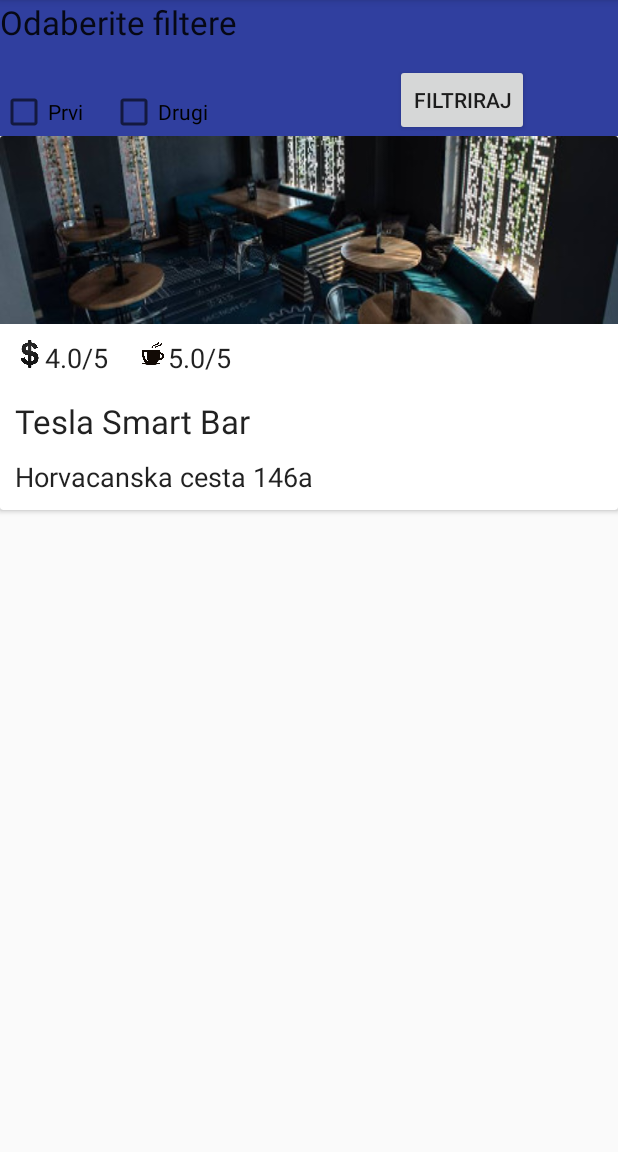
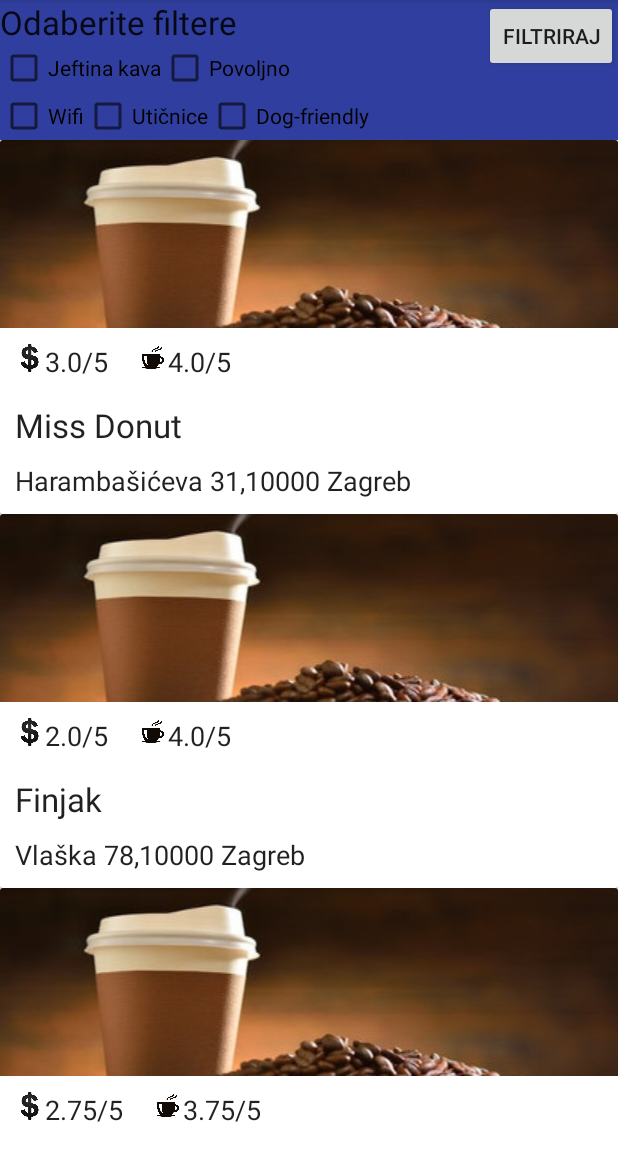
Before and after one commit to dzdrav/Android-kafici, an Android app: the screen it shows after launch (MainActivity), in the options menu, after a tap on "Filteri", on a phone screen of 412 x 824 dp, the part 84-1236 px from its top. Run offline under Robolectric (Android 15) with nearby library versions, the phone set to English and light mode, and no system bars.

Commit message:
KaficDetaljno dodan

```diff
--- /dev/null
+++ b/app/src/main/java/com/example/dzdrava/kafici/KaficDetaljno.java
@@ -0,0 +1,74 @@
+package com.example.dzdrava.kafici;
+
+/**
+ * Created by pemarti on 3/1/18.
+ */
+/*
+public static final String TABLE_NAME = "Kafici";
+        public static final String COLUMN_ID = "_Id";
+        public static final String COLUMN_NAZIV = "Naziv";
+        public static final String COLUMN_ADRESA = "Adresa";
+        public static final String COLUMN_BROJOCJENA = "BrojOcjena";
+        public static final String COLUMN_PROSJECNAGUZVA = "ProsjecnaGuzva";
+        public static final String COLUMN_OSVJETLJENJE = "Osvjetljenje";
+        public static final String COLUMN_RAZINABUKE = "RazinaBuke";
+        public static final String COLUMN_LJUBAZNOSTOSOBLJA = "LjubaznostOsoblja";
+        public static final String COLUMN_CIJENE = "Cijene";
+        public static final String COLUMN_KVALITETAKAVE = "KvalitetaKave";
+        public static final String COLUMN_UREDNOSTWC = "UrednostWC";
+        public static final String COLUMN_UDOBNOSTSTOLICA = "UdobnostStolica";
+        public static final String COLUMN_UKUPNAATMOSFERA = "UkupnaAtmosfera";
+        // odavde nadalje su tzv. tvrdnje tipa int (-1 ako nije def)
+        public static final String COLUMN_PROSTORZANEPUSACE = "ProstorZaNepusace";
+        public static final String COLUMN_DOZVOLJENOPUSENJE = "DozvoljenoPusenje";
+        public static final String COLUMN_WIFI = "Wifi";
+        public static final String COLUMN_DOZVOLJENIPSI = "DozvoljeniPsi";
+        public static final String COLUMN_UTICNICE = "Uticnice";
+ */
+class KaficDetaljno {
+    int dbId;
+    String name;
+    String adress;
+    int brojOcjena;
+    double guzva;
+    double osvjetljenje;
+    double buka;
+    double osoblje;
+    double cijena;
+    double kava;
+    double wc;
+    double stolice;
+    double atmosfera;
+
+    int nepusaci;
+    int pusenje;
+    int wifi;
+    int psi;
+    int uticnice;
+
+    int photoId;
+
+    KaficDetaljno(int dbId, String name, String adress, int brojOcjena, double guzva, double osvjetljenje,double buka,
+    double osoblje, double cijena,double kava,double wc, double stolice,double atmosfera, int nepusaci, int pusenje, int wifi,
+                  int psi,int uticnice,int photoId) {
+        this.dbId = dbId;
+        this.name = name;
+        this.adress = adress;
+        this.photoId = photoId;
+        this.brojOcjena=brojOcjena;
+        this.cijena=cijena;
+        this.kava=kava;
+        this.guzva=guzva;
+        this.osvjetljenje=osvjetljenje;
+        this.buka=buka;
+        this.osoblje=osoblje;
+        this.wc=wc;
+        this.stolice=stolice;
+        this.atmosfera=atmosfera;
+        this.nepusaci=nepusaci;
+        this.pusenje=pusenje;
+        this.wifi=wifi;
+        this.psi=psi;
+        this.uticnice=uticnice;
+    }
+}
--- a/app/src/main/java/com/example/dzdrava/kafici/MainActivity.java
+++ b/app/src/main/java/com/example/dzdrava/kafici/MainActivity.java
@@ -28,8 +28,11 @@
     private DBAdapter db = null;
 
     Button btn;
-    CheckBox chb1;
-    CheckBox chb2;
+    CheckBox kava;
+    CheckBox cijena;
+    CheckBox wifi;
+    CheckBox uticnice;
+    CheckBox psi;
 
     @Override
     protected void onCreate(Bundle savedInstanceState) {
@@ -50,9 +53,11 @@
         db.close();
 
         btn = (Button) findViewById(R.id.button2);
-        chb1 = (CheckBox) findViewById(R.id.checkBox1);
-        chb2 = (CheckBox) findViewById(R.id.checkBox2);
-        //btn.setOnClickListener(this);
+        kava=(CheckBox) findViewById(R.id.checkBoxKava);
+        cijena=(CheckBox) findViewById(R.id.checkBoxCijena);
+        wifi=(CheckBox) findViewById(R.id.checkBoxWifi);
+        uticnice=(CheckBox) findViewById(R.id.checkBoxuticnice);
+        psi=(CheckBox) findViewById(R.id.checkBoxPsi);
 
         rv=(RecyclerView)findViewById(R.id.rv);
         LinearLayoutManager llm = new LinearLayoutManager(this);
@@ -74,19 +79,6 @@
     {
         return MenuChoice(item);
     }
-
-        // Dinko - funkcija za ispis kontakata (Karaga)
-    /*
-    public void DisplayContact(Cursor c)
-    {
-        Toast.makeText(this,
-                "id: " + c.getString(0) + "\n" +
-                        "Name: " + c.getString(1) + "\n" +
-                        "Email:  " + c.getString(2),
-                Toast.LENGTH_LONG).show();
-    }*/
-
-
 
     private void initializeData(){
         kaficList = new ArrayList<>();
@@ -114,10 +106,10 @@
     public void filter(View view){
 
         Toast.makeText(this, "You clicked on filters", Toast.LENGTH_LONG).show();
-        boolean isChecked = chb1.isChecked();
-        boolean isChecked2 = chb2.isChecked();
-        kaficList=getList(isChecked,isChecked2);
-        initializeAdapter();
+        //boolean isChecked = chb1.isChecked();
+        //boolean isChecked2 = chb2.isChecked();
+        //kaficList=getList(isChecked,isChecked2);
+        //initializeAdapter();
     }
 
     //funkcija prima sve checkboxove
--- a/app/src/main/res/layout/recyclerview_activity.xml
+++ b/app/src/main/res/layout/recyclerview_activity.xml
@@ -20,32 +20,48 @@
             android:layout_height="wrap_content"
             android:text="Odaberite filtere"
             android:id="@+id/textView2" />
-
         <CheckBox
-            android:id="@+id/checkBox1"
+            android:id="@+id/checkBoxKava"
             android:layout_width="wrap_content"
             android:layout_height="wrap_content"
             android:layout_alignParentStart="true"
             android:layout_below="@+id/textView2"
-            android:layout_marginTop="29dp"
-            android:text="Prvi" />
+            android:text="Jeftina kava" />
+        <CheckBox
+            android:id="@+id/checkBoxCijena"
+            android:layout_width="wrap_content"
+            android:layout_height="wrap_content"
+            android:layout_toEndOf="@+id/checkBoxKava"
+            android:layout_below="@+id/textView2"
+            android:text="Povoljno" />
 
         <CheckBox
-            android:id="@+id/checkBox2"
+            android:id="@+id/checkBoxWifi"
             android:layout_width="wrap_content"
             android:layout_height="wrap_content"
-            android:layout_alignTop="@+id/checkBox1"
-            android:layout_marginStart="17dp"
-            android:layout_toEndOf="@+id/checkBox1"
-            android:text="Drugi" />
+            android:layout_below="@+id/checkBoxKava"
+            android:text="Wifi" />
+
+        <CheckBox
+            android:id="@+id/checkBoxuticnice"
+            android:layout_width="wrap_content"
+            android:layout_height="wrap_content"
+            android:layout_below="@+id/checkBoxKava"
+            android:layout_toEndOf="@+id/checkBoxWifi"
+            android:text="Utičnice" />
+        <CheckBox
+            android:id="@+id/checkBoxPsi"
+            android:layout_width="wrap_content"
+            android:layout_height="wrap_content"
+            android:layout_below="@+id/checkBoxKava"
+            android:layout_toEndOf="@+id/checkBoxuticnice"
+            android:text="Dog-friendly" />
 
         <Button
             android:id="@+id/button2"
             android:layout_width="wrap_content"
             android:layout_height="wrap_content"
-            android:layout_alignBottom="@+id/checkBox2"
-            android:layout_alignParentEnd="true"
-            android:layout_marginEnd="59dp"
+            android:layout_alignParentRight="true"
             android:onClick="filter"
             android:text="Filtriraj"/>
     </RelativeLayout>
```
Also changed, not shown: app/src/main/java/com/example/dzdrava/kafici/DBAdapter.java (+33 -2 lines).
